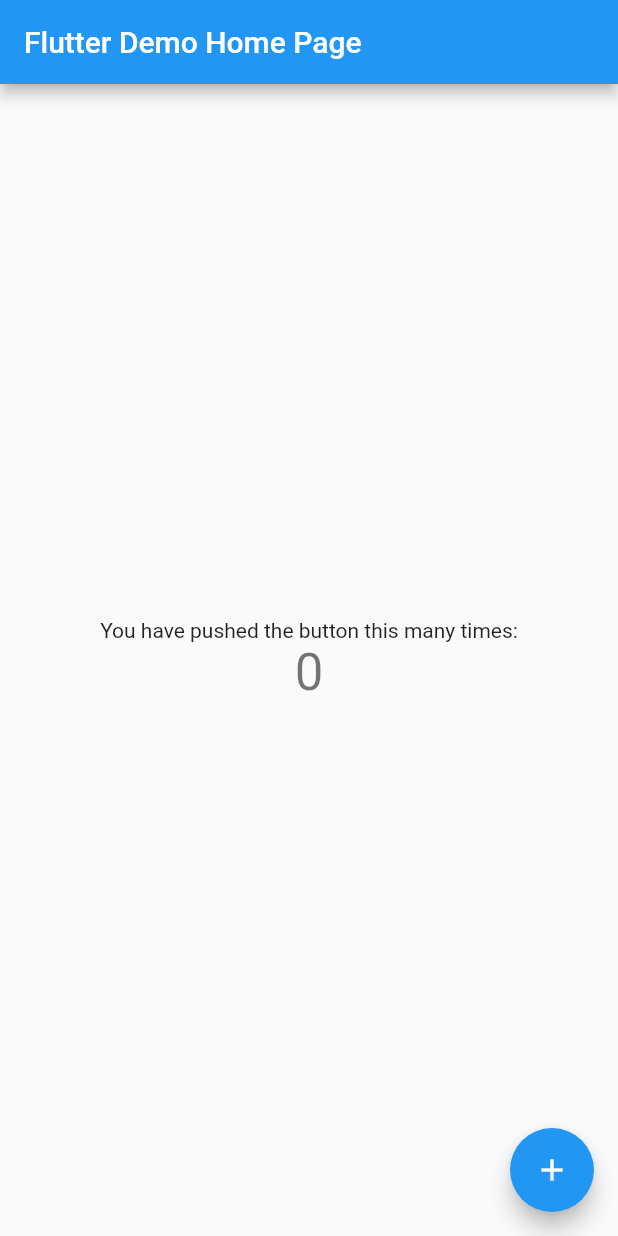
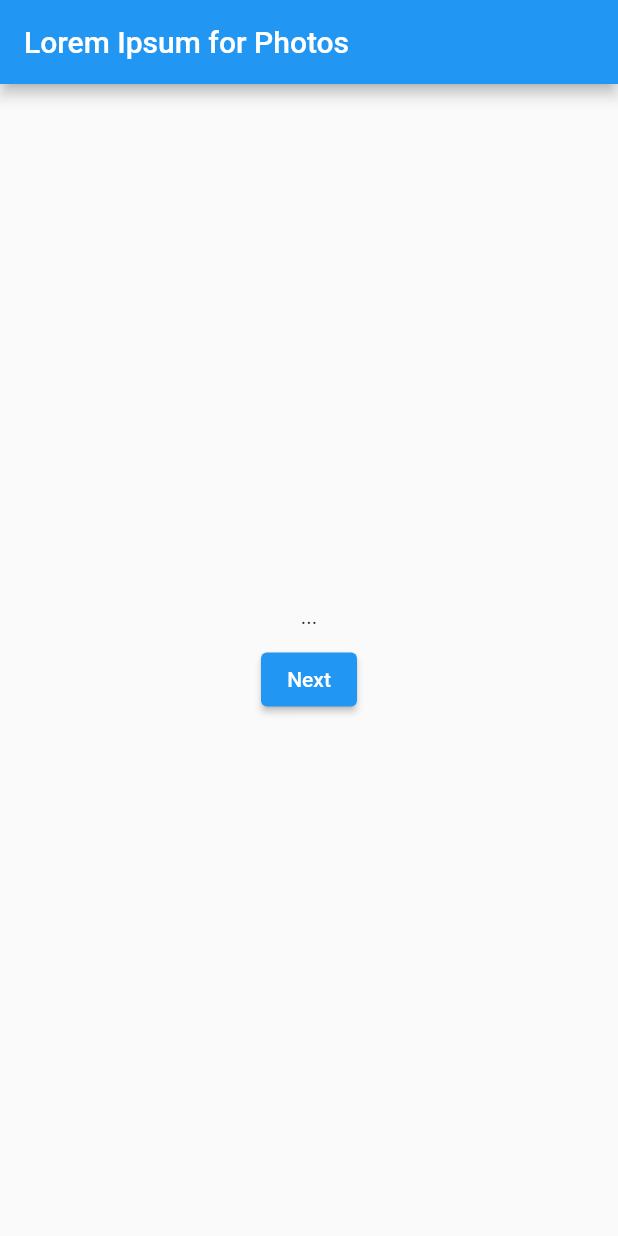
Before and after one commit to Ramos2L/Consumo_Lorem_Ipsum_for_photos_Flutter, a Flutter app: the screen it shows after launch, on a phone screen of 412 x 824 dp. Run offline on Flutter 3.47's test engine with Material 2 defaults, Android fonts, the phone set to English and light mode, and no system bars; our stand-ins replace bloc, dio, flutter_bloc.

```diff
--- /dev/null
+++ b/lorem_ipsum_for_photos/lib/cubit/photos_cubit.dart
@@ -0,0 +1,21 @@
+import 'package:bloc/bloc.dart';
+import 'package:meta/meta.dart';
+
+import 'package:dio/dio.dart';
+import 'dart:math';
+
+part 'photos_state.dart';
+
+class PhotosCubit extends Cubit<PhotosState> {
+  PhotosCubit() : super(PhotosInitial());
+
+  Future<void> photosRandom() async {
+    try {
+      final response = await Dio().get('https://picsum.photos/v2/list');
+      var intValue = Random().nextInt(response.data.length);
+      emit(PhotosSucess(response.data[intValue]['download_url']));
+    } catch (e) {
+      emit(PhotosError('Erro ao gerar foto... Por favor, tente novamente...'));
+    }
+  }
+}
--- /dev/null
+++ b/lorem_ipsum_for_photos/lib/cubit/photos_state.dart
@@ -0,0 +1,24 @@
+part of 'photos_cubit.dart';
+
+@immutable
+abstract class PhotosState {}
+
+class PhotosInitial extends PhotosState {
+  PhotosInitial();
+}
+
+class PhotosSucess implements PhotosState {
+  var data = '';
+
+  PhotosSucess(this.data);
+}
+
+class PhotosError implements PhotosState {
+  final String message;
+
+  PhotosError(this.message);
+}
+
+class PhotosLoaded implements PhotosState {
+  PhotosLoaded();
+}
--- a/lorem_ipsum_for_photos/lib/main.dart
+++ b/lorem_ipsum_for_photos/lib/main.dart
@@ -1,4 +1,7 @@
 import 'package:flutter/material.dart';
+import 'package:flutter_bloc/flutter_bloc.dart';
+import 'package:lorem_ipsum_for_photos/cubit/photos_cubit.dart';
+import 'package:lorem_ipsum_for_photos/pages/home.dart';
 
 void main() {
   runApp(const MyApp());
@@ -7,109 +10,15 @@ void main() {
 class MyApp extends StatelessWidget {
   const MyApp({Key? key}) : super(key: key);
 
-  // This widget is the root of your application.
   @override
   Widget build(BuildContext context) {
     return MaterialApp(
+      debugShowCheckedModeBanner: false,
       title: 'Flutter Demo',
-      theme: ThemeData(
-        // This is the theme of your application.
-        //
-        // Try running your application with "flutter run". You'll see the
-        // application has a blue toolbar. Then, without quitting the app, try
-        // changing the primarySwatch below to Colors.green and then invoke
-        // "hot reload" (press "r" in the console where you ran "flutter run",
-        // or simply save your changes to "hot reload" in a Flutter IDE).
-        // Notice that the counter didn't reset back to zero; the application
-        // is not restarted.
-        primarySwatch: Colors.blue,
-      ),
-      home: const MyHomePage(title: 'Flutter Demo Home Page'),
+      home: BlocProvider<PhotosCubit>(
+        create: (context) => PhotosCubit(),
+        child: const Home()
+      )
     );
   }
 }
-
-class MyHomePage extends StatefulWidget {
-  const MyHomePage({Key? key, required this.title}) : super(key: key);
-
-  // This widget is the home page of your application. It is stateful, meaning
-  // that it has a State object (defined below) that contains fields that affect
-  // how it looks.
-
-  // This class is the configuration for the state. It holds the values (in this
-  // case the title) provided by the parent (in this case the App widget) and
-  // used by the build method of the State. Fields in a Widget subclass are
-  // always marked "final".
-
-  final String title;
-
-  @override
-  State<MyHomePage> createState() => _MyHomePageState();
-}
-
-class _MyHomePageState extends State<MyHomePage> {
-  int _counter = 0;
-
-  void _incrementCounter() {
-    setState(() {
-      // This call to setState tells the Flutter framework that something has
-      // changed in this State, which causes it to rerun the build method below
-      // so that the display can reflect the updated values. If we changed
-      // _counter without calling setState(), then the build method would not be
-      // called again, and so nothing would appear to happen.
-      _counter++;
-    });
-  }
-
-  @override
-  Widget build(BuildContext context) {
-    // This method is rerun every time setState is called, for instance as done
-    // by the _incrementCounter method above.
-    //
-    // The Flutter framework has been optimized to make rerunning build methods
-    // fast, so that you can just rebuild anything that needs updating rather
-    // than having to individually change instances of widgets.
-    return Scaffold(
-      appBar: AppBar(
-        // Here we take the value from the MyHomePage object that was created by
-        // the App.build method, and use it to set our appbar title.
-        title: Text(widget.title),
-      ),
-      body: Center(
-        // Center is a layout widget. It takes a single child and positions it
-        // in the middle of the parent.
-        child: Column(
-          // Column is also a layout widget. It takes a list of children and
-          // arranges them vertically. By default, it sizes itself to fit its
-          // children horizontally, and tries to be as tall as its parent.
-          //
-          // Invoke "debug painting" (press "p" in the console, choose the
-          // "Toggle Debug Paint" action from the Flutter Inspector in Android
-          // Studio, or the "Toggle Debug Paint" command in Visual Studio Code)
-          // to see the wireframe for each widget.
-          //
-          // Column has various properties to control how it sizes itself and
-          // how it positions its children. Here we use mainAxisAlignment to
-          // center the children vertically; the main axis here is the vertical
-          // axis because Columns are vertical (the cross axis would be
-          // horizontal).
-          mainAxisAlignment: MainAxisAlignment.center,
-          children: <Widget>[
-            const Text(
-              'You have pushed the button this many times:',
-            ),
-            Text(
-              '$_counter',
-              style: Theme.of(context).textTheme.headline4,
-            ),
-          ],
-        ),
-      ),
-      floatingActionButton: FloatingActionButton(
-        onPressed: _incrementCounter,
-        tooltip: 'Increment',
-        child: const Icon(Icons.add),
-      ), // This trailing comma makes auto-formatting nicer for build methods.
-    );
-  }
-}
--- /dev/null
+++ b/lorem_ipsum_for_photos/lib/pages/home.dart
@@ -0,0 +1,59 @@
+import 'package:flutter/material.dart';
+import 'package:flutter_bloc/flutter_bloc.dart';
+import 'package:lorem_ipsum_for_photos/cubit/photos_cubit.dart';
+
+class Home extends StatelessWidget {
+  const Home({ Key? key }) : super(key: key);
+
+  @override
+  Widget build(BuildContext context) {
+    return Scaffold(
+      appBar: AppBar(
+        title: const Text('Lorem Ipsum for Photos'),
+      ),
+      body: Container(
+        padding: const EdgeInsets.all(20),
+        alignment: Alignment.center,
+        child: Column(
+          mainAxisAlignment: MainAxisAlignment.center,
+          children: [
+            const Resposta(),
+            const SizedBox( height: 10,),
+            ElevatedButton(
+              onPressed: () {
+                final randomPhotos = context.read<PhotosCubit>();
+                randomPhotos.photosRandom();
+              },
+              child: const Text('Next'),
+              style: ElevatedButton.styleFrom(
+                primary: Colors.blue,
+              ),
+            ),
+          ],
+        ),
+      ),
+    );
+  }
+}
+
+class Resposta extends StatelessWidget {
+  const Resposta({ Key? key }) : super(key: key);
+
+  @override
+  Widget build(BuildContext context) {
+    return BlocBuilder<PhotosCubit, PhotosState>(
+      builder: (context, state) {
+        if ( state is PhotosSucess ){
+          return Expanded(child: Center(child: Image.network(state.data)),);
+        }
+        if ( state is PhotosLoaded ){
+          return const Expanded(child: Center( child: CircularProgressIndicator.adaptive(),));
+        }
+        if ( state is PhotosError ){
+          return Text(state.message);
+        }
+        return const Text('...');
+      },
+    );
+  }
+}
--- a/lorem_ipsum_for_photos/pubspec.yaml
+++ b/lorem_ipsum_for_photos/pubspec.yaml
@@ -29,6 +29,9 @@ environment:
 dependencies:
   flutter:
     sdk: flutter
+  flutter_bloc: ^8.0.1
+  bloc: ^8.0.3
+  dio: ^4.0.5
 
 
   # The following adds the Cupertino Icons font to your application.
```
Also changed, not shown: lorem_ipsum_for_photos/pubspec.lock, 1 other file.
